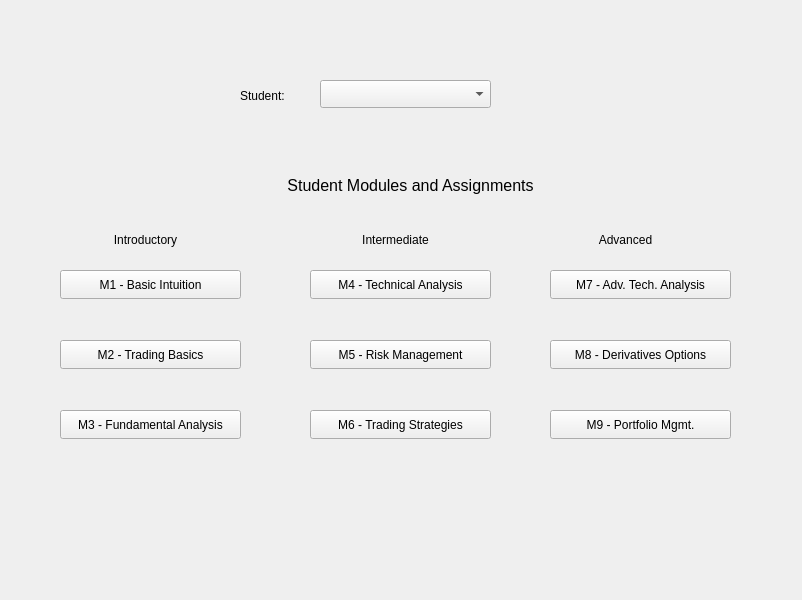
Above: widget.ui from ConnorGorman7/StockLab before the change. Below: the same form after it.
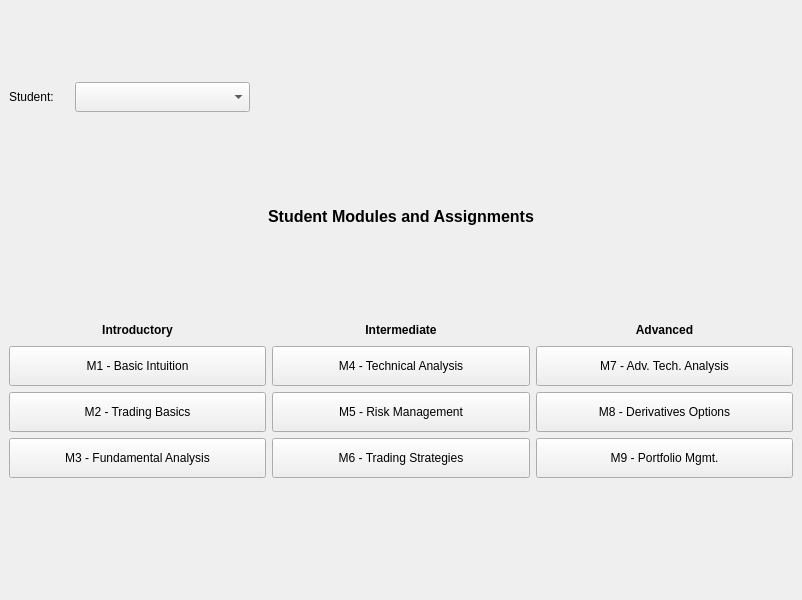
That is the form after the change. The open tabs and pages were chosen to show the change.

Patch:
```diff
--- a/widget.ui
+++ b/widget.ui
@@ -764,41 +764,48 @@
       </layout>
      </widget>
      <widget class="QWidget" name="teacherHome">
+      <layout class="QGridLayout" name="gridLayout_36">
+       <item row="0" column="0">
       <widget class="QLabel" name="label_13">
-       <property name="geometry">
-        <rect>
-         <x>240</x>
-         <y>80</y>
-         <width>63</width>
-         <height>31</height>
-        </rect>
+         <property name="maximumSize">
+          <size>
+           <width>60</width>
+           <height>30</height>
+          </size>
        </property>
        <property name="text">
         <string>Student:</string>
        </property>
       </widget>
+       </item>
+       <item row="0" column="1">
       <widget class="QComboBox" name="studentComboBox">
-       <property name="geometry">
-        <rect>
-         <x>320</x>
-         <y>80</y>
-         <width>171</width>
-         <height>28</height>
-        </rect>
-       </property>
-      </widget>
+         <property name="maximumSize">
+          <size>
+           <width>16777215</width>
+           <height>30</height>
+          </size>
+         </property>
+        </widget>
+       </item>
+       <item row="2" column="0" colspan="5">
       <widget class="QLabel" name="label_14">
-       <property name="geometry">
-        <rect>
-         <x>260</x>
-         <y>150</y>
-         <width>301</width>
-         <height>71</height>
-        </rect>
+         <property name="sizePolicy">
+          <sizepolicy hsizetype="Preferred" vsizetype="Fixed">
+           <horstretch>0</horstretch>
+           <verstretch>0</verstretch>
+          </sizepolicy>
+         </property>
+         <property name="maximumSize">
+          <size>
+           <width>16777215</width>
+           <height>50</height>
+          </size>
        </property>
        <property name="font">
         <font>
          <pointsize>12</pointsize>
+           <bold>true</bold>
         </font>
        </property>
        <property name="text">
@@ -808,171 +815,211 @@
         <set>Qt::AlignmentFlag::AlignCenter</set>
        </property>
       </widget>
-      <widget class="QLabel" name="label_15">
-       <property name="geometry">
-        <rect>
-         <x>100</x>
-         <y>230</y>
-         <width>91</width>
-         <height>20</height>
-        </rect>
-       </property>
-       <property name="text">
-        <string>Introductory</string>
-       </property>
-       <property name="alignment">
-        <set>Qt::AlignmentFlag::AlignCenter</set>
-       </property>
-      </widget>
-      <widget class="QLabel" name="label_16">
-       <property name="geometry">
-        <rect>
-         <x>350</x>
-         <y>230</y>
-         <width>91</width>
-         <height>20</height>
-        </rect>
-       </property>
-       <property name="text">
-        <string>Intermediate</string>
-       </property>
-       <property name="alignment">
-        <set>Qt::AlignmentFlag::AlignCenter</set>
-       </property>
-      </widget>
-      <widget class="QLabel" name="label_17">
-       <property name="geometry">
-        <rect>
-         <x>580</x>
-         <y>230</y>
-         <width>91</width>
-         <height>20</height>
-        </rect>
-       </property>
-       <property name="text">
-        <string>Advanced</string>
-       </property>
-       <property name="alignment">
-        <set>Qt::AlignmentFlag::AlignCenter</set>
-       </property>
-      </widget>
+       </item>
+       <item row="3" column="0" colspan="5">
+        <layout class="QGridLayout" name="gridLayout_37">
+         <property name="sizeConstraint">
+          <enum>QLayout::SizeConstraint::SetMinimumSize</enum>
+         </property>
+         <item row="1" column="0">
       <widget class="QPushButton" name="m1_button">
-       <property name="geometry">
-        <rect>
-         <x>60</x>
-         <y>270</y>
-         <width>181</width>
-         <height>29</height>
-        </rect>
+           <property name="minimumSize">
+            <size>
+             <width>0</width>
+             <height>40</height>
+            </size>
        </property>
        <property name="text">
         <string>M1 - Basic Intuition</string>
        </property>
       </widget>
-      <widget class="QPushButton" name="m2_button">
-       <property name="geometry">
-        <rect>
-         <x>60</x>
-         <y>340</y>
-         <width>181</width>
-         <height>29</height>
-        </rect>
+         </item>
+         <item row="1" column="2">
+          <widget class="QPushButton" name="m7_button">
+           <property name="minimumSize">
+            <size>
+             <width>0</width>
+             <height>40</height>
+            </size>
        </property>
        <property name="text">
-        <string>M2 - Trading Basics</string>
-       </property>
-      </widget>
+            <string>M7 - Adv. Tech. Analysis</string>
+           </property>
+          </widget>
+         </item>
+         <item row="3" column="0">
       <widget class="QPushButton" name="m3_button">
-       <property name="geometry">
-        <rect>
-         <x>60</x>
-         <y>410</y>
-         <width>181</width>
-         <height>29</height>
-        </rect>
+           <property name="minimumSize">
+            <size>
+             <width>0</width>
+             <height>40</height>
+            </size>
        </property>
        <property name="text">
         <string>M3 - Fundamental Analysis</string>
        </property>
       </widget>
+         </item>
+         <item row="0" column="0">
+          <widget class="QLabel" name="label_15">
+           <property name="maximumSize">
+            <size>
+             <width>16777215</width>
+             <height>20</height>
+            </size>
+           </property>
+           <property name="font">
+            <font>
+             <bold>true</bold>
+            </font>
+           </property>
+           <property name="text">
+            <string>Introductory</string>
+           </property>
+           <property name="alignment">
+            <set>Qt::AlignmentFlag::AlignCenter</set>
+           </property>
+          </widget>
+         </item>
+         <item row="0" column="1">
+          <widget class="QLabel" name="label_16">
+           <property name="maximumSize">
+            <size>
+             <width>16777215</width>
+             <height>20</height>
+            </size>
+           </property>
+           <property name="font">
+            <font>
+             <bold>true</bold>
+            </font>
+           </property>
+           <property name="text">
+            <string>Intermediate</string>
+           </property>
+           <property name="alignment">
+            <set>Qt::AlignmentFlag::AlignCenter</set>
+           </property>
+          </widget>
+         </item>
+         <item row="3" column="2">
+          <widget class="QPushButton" name="m9_button">
+           <property name="minimumSize">
+            <size>
+             <width>0</width>
+             <height>40</height>
+            </size>
+           </property>
+           <property name="text">
+            <string>M9 - Portfolio Mgmt.</string>
+           </property>
+          </widget>
+         </item>
+         <item row="2" column="2">
+          <widget class="QPushButton" name="m8_button">
+           <property name="minimumSize">
+            <size>
+             <width>0</width>
+             <height>40</height>
+            </size>
+           </property>
+           <property name="text">
+            <string>M8 - Derivatives Options</string>
+           </property>
+          </widget>
+         </item>
+         <item row="1" column="1">
       <widget class="QPushButton" name="m4_button">
-       <property name="geometry">
-        <rect>
-         <x>310</x>
-         <y>270</y>
-         <width>181</width>
-         <height>29</height>
-        </rect>
+           <property name="minimumSize">
+            <size>
+             <width>0</width>
+             <height>40</height>
+            </size>
        </property>
        <property name="text">
         <string>M4 - Technical Analysis</string>
        </property>
       </widget>
-      <widget class="QPushButton" name="m5_button">
-       <property name="geometry">
-        <rect>
-         <x>310</x>
-         <y>340</y>
-         <width>181</width>
-         <height>29</height>
-        </rect>
+         </item>
+         <item row="2" column="0">
+          <widget class="QPushButton" name="m2_button">
+           <property name="minimumSize">
+            <size>
+             <width>0</width>
+             <height>40</height>
+            </size>
        </property>
        <property name="text">
-        <string>M5 - Risk Management</string>
-       </property>
-      </widget>
+            <string>M2 - Trading Basics</string>
+           </property>
+          </widget>
+         </item>
+         <item row="3" column="1">
       <widget class="QPushButton" name="m6_button">
-       <property name="geometry">
-        <rect>
-         <x>310</x>
-         <y>410</y>
-         <width>181</width>
-         <height>29</height>
-        </rect>
+           <property name="minimumSize">
+            <size>
+             <width>0</width>
+             <height>40</height>
+            </size>
        </property>
        <property name="text">
         <string>M6 - Trading Strategies</string>
        </property>
       </widget>
-      <widget class="QPushButton" name="m7_button">
-       <property name="geometry">
-        <rect>
-         <x>550</x>
-         <y>270</y>
-         <width>181</width>
-         <height>29</height>
-        </rect>
+         </item>
+         <item row="2" column="1">
+          <widget class="QPushButton" name="m5_button">
+           <property name="minimumSize">
+            <size>
+             <width>0</width>
+             <height>40</height>
+            </size>
        </property>
        <property name="text">
-        <string>M7 - Adv. Tech. Analysis</string>
-       </property>
-      </widget>
-      <widget class="QPushButton" name="m8_button">
-       <property name="geometry">
-        <rect>
-         <x>550</x>
-         <y>340</y>
-         <width>181</width>
-         <height>29</height>
-        </rect>
-       </property>
+            <string>M5 - Risk Management</string>
+           </property>
+          </widget>
+         </item>
+         <item row="0" column="2">
+          <widget class="QLabel" name="label_17">
+           <property name="maximumSize">
+            <size>
+             <width>16777215</width>
+             <height>20</height>
+            </size>
+           </property>
+           <property name="font">
+            <font>
+             <bold>true</bold>
+            </font>
+           </property>
        <property name="text">
-        <string>M8 - Derivatives Options</string>
-       </property>
-      </widget>
-      <widget class="QPushButton" name="m9_button">
-       <property name="geometry">
-        <rect>
-         <x>550</x>
-         <y>410</y>
-         <width>181</width>
-         <height>29</height>
-        </rect>
-       </property>
-       <property name="text">
-        <string>M9 - Portfolio Mgmt.</string>
-       </property>
-      </widget>
+            <string>Advanced</string>
+           </property>
+           <property name="alignment">
+            <set>Qt::AlignmentFlag::AlignCenter</set>
+           </property>
+          </widget>
+         </item>
+        </layout>
+       </item>
+       <item row="4" column="0" colspan="5">
+        <spacer name="verticalSpacer_9">
+         <property name="orientation">
+          <enum>Qt::Orientation::Vertical</enum>
+         </property>
+         <property name="sizeType">
+          <enum>QSizePolicy::Policy::Maximum</enum>
+         </property>
+         <property name="sizeHint" stdset="0">
+          <size>
+           <width>20</width>
+           <height>40</height>
+          </size>
+         </property>
+        </spacer>
+       </item>
+      </layout>
      </widget>
      <widget class="QWidget" name="studentPerformancePage">
       <widget class="QLabel" name="label_18">
```
Left out of the diff: 633 changed lines with no effect on the pictures. Lines whose indentation alone changed are shown as unchanged.
